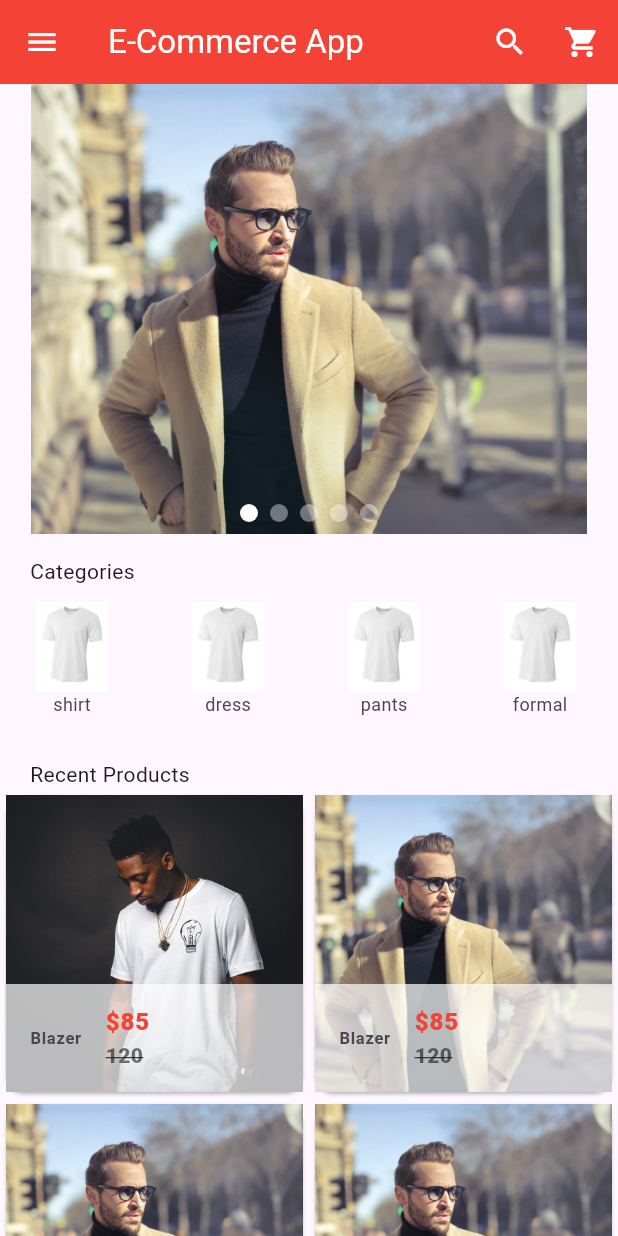
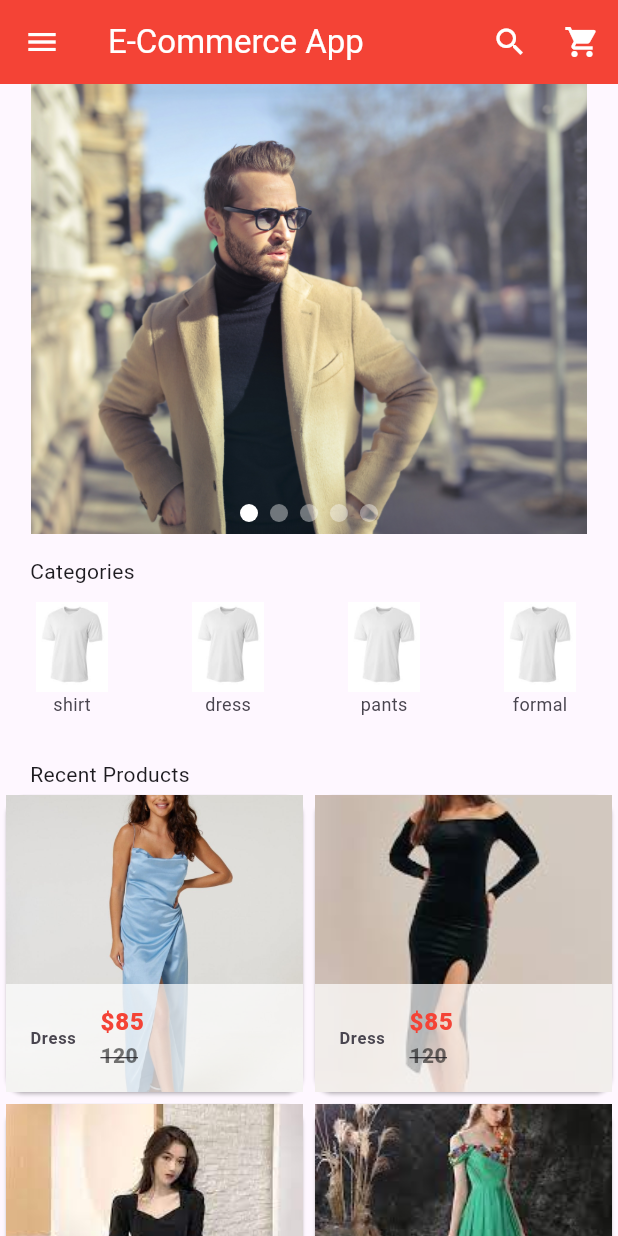
Before and after one commit to Meriem-Boussoufa/e-commerce_app, a Flutter app: the screen it shows after launch, on a phone screen of 412 x 824 dp. Run offline on Flutter 3.47's test engine with Material 3 defaults, Android fonts, the phone set to English and light mode, and no system bars; drawn by our look-alikes of flutter_carousel_widget.

Commit message:
Add more products, handle scrolling problem

```diff
--- a/lib/components/products.dart
+++ b/lib/components/products.dart
@@ -11,80 +11,74 @@ class Products extends StatefulWidget {
 class _ProductsState extends State<Products> {
   var productList = [
     {
-      "name": "Blazer",
-      "picture": "assets/images/m1.jpeg",
+      "name": "Dress",
+      "picture": "assets/images/dress2.jpg",
+      "old_price": 120,
+      "price": 85,
+    },
+    {
+      "name": "Dress",
+      "picture": "assets/images/dress.jpeg",
+      "old_price": 120,
+      "price": 85,
+    },
+    {
+      "name": "Dress",
+      "picture": "assets/images/dress3.jpeg",
+      "old_price": 120,
+      "price": 85,
+    },
+    {
+      "name": "Dress",
+      "picture": "assets/images/dress4.jpeg",
+      "old_price": 120,
+      "price": 85,
+    },
+    {
+      "name": "Shirt",
+      "picture": "assets/images/shirt2.jpg",
+      "old_price": 120,
+      "price": 85,
+    },
+    {
+      "name": "Shirt",
+      "picture": "assets/images/shirt0.jpeg",
+      "old_price": 120,
+      "price": 85,
+    },
+    {
+      "name": "Pant",
+      "picture": "assets/images/pant1.jpg",
+      "old_price": 120,
+      "price": 85,
+    },
+    {
+      "name": "Pant",
+      "picture": "assets/images/pant3.jpg",
+      "old_price": 120,
+      "price": 85,
+    },
+    {
+      "name": "Pant",
+      "picture": "assets/images/pant2.jpeg",
+      "old_price": 120,
+      "price": 85,
+    },
+    {
+      "name": "Shoe",
+      "picture": "assets/images/shoe1.jpeg",
+      "old_price": 120,
+      "price": 85,
+    },
+    {
+      "name": "Shoe",
+      "picture": "assets/images/shoe2.jpeg",
       "old_price": 120,
       "price": 85,
     },
     {
       "name": "Blazer",
-      "picture": "assets/images/m2.jpg",
-      "old_price": 120,
-      "price": 85,
-    },
-    {
-      "name": "Blazer",
-      "picture": "assets/images/m2.jpg",
-      "old_price": 120,
-      "price": 85,
-    },
-    {
-      "name": "Blazer",
-      "picture": "assets/images/m2.jpg",
-      "old_price": 120,
-      "price": 85,
-    },
-    {
-      "name": "Blazer",
-      "picture": "assets/images/m2.jpg",
-      "old_price": 120,
-      "price": 85,
-    },
-    {
-      "name": "Blazer",
-      "picture": "assets/images/m2.jpg",
-      "old_price": 120,
-      "price": 85,
-    },
-    {
-      "name": "Blazer",
-      "picture": "assets/images/m2.jpg",
-      "old_price": 120,
-      "price": 85,
-    },
-    {
-      "name": "Blazer",
-      "picture": "assets/images/m2.jpg",
-      "old_price": 120,
-      "price": 85,
-    },
-    {
-      "name": "Blazer",
-      "picture": "assets/images/m2.jpg",
-      "old_price": 120,
-      "price": 85,
-    },
-    {
-      "name": "Blazer",
-      "picture": "assets/images/m2.jpg",
-      "old_price": 120,
-      "price": 85,
-    },
-    {
-      "name": "Blazer",
-      "picture": "assets/images/m2.jpg",
-      "old_price": 120,
-      "price": 85,
-    },
-    {
-      "name": "Blazer",
-      "picture": "assets/images/m2.jpg",
-      "old_price": 120,
-      "price": 85,
-    },
-    {
-      "name": "Blazer",
-      "picture": "assets/images/m2.jpg",
+      "picture": "assets/images/m1.jpeg",
       "old_price": 120,
       "price": 85,
     },
@@ -99,6 +93,7 @@ class _ProductsState extends State<Products> {
   @override
   Widget build(BuildContext context) {
     return GridView.builder(
+      shrinkWrap: true,
       physics: const NeverScrollableScrollPhysics(),
       gridDelegate:
           const SliverGridDelegateWithFixedCrossAxisCount(crossAxisCount: 2),
--- a/lib/main.dart
+++ b/lib/main.dart
@@ -141,10 +141,7 @@ class MyApp extends StatelessWidget {
             padding: EdgeInsets.only(left: 20, top: 15),
             child: Text('Recent Products'),
           ),
-          SizedBox(
-            height: MediaQuery.of(context).size.height,
-            child: Products(),
-          )
+          Products()
         ]),
       ),
     );
```
Also changed, not shown: pubspec.yaml (+12 -0 lines), assets/images/dress.jpeg (added), assets/images/dress2.jpg (added), assets/images/dress3.jpeg (added), assets/images/dress4.jpeg (added), assets/images/pant1.jpg (added), assets/images/pant2.jpeg (added), assets/images/pant3.jpg (added), assets/images/shirt0.jpeg (added), assets/images/shirt1.jpg (added), assets/images/shirt2.jpg (added), assets/images/shoe1.jpeg (added), assets/images/shoe2.jpeg (added).
